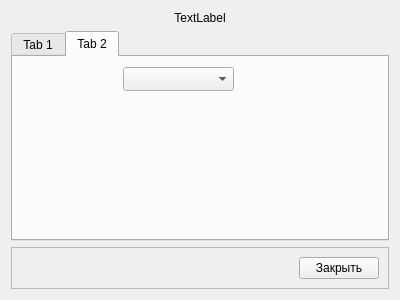
ArtemShchuchev/AirportInspector, file graphic.ui: the form before one commit.
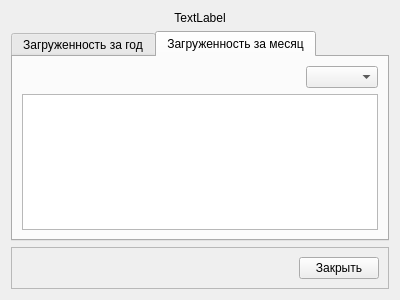
The form after the commit. The open tabs and pages were chosen to show the change.

The edit to the form file:
```diff
--- a/graphic.ui
+++ b/graphic.ui
@@ -31,23 +31,34 @@
      </property>
      <widget class="QWidget" name="tab_year">
       <attribute name="title">
-       <string>Tab 1</string>
+       <string>Загруженность за год</string>
       </attribute>
      </widget>
      <widget class="QWidget" name="tab_month">
       <attribute name="title">
-       <string>Tab 2</string>
+       <string>Загруженность за месяц</string>
       </attribute>
-      <widget class="QComboBox" name="comboBox">
-       <property name="geometry">
-        <rect>
-         <x>110</x>
-         <y>10</y>
-         <width>111</width>
-         <height>24</height>
-        </rect>
-       </property>
-      </widget>
+      <layout class="QGridLayout" name="gridLayout">
+       <item row="0" column="0">
+        <spacer name="horizontalSpacer_2">
+         <property name="orientation">
+          <enum>Qt::Horizontal</enum>
+         </property>
+         <property name="sizeHint" stdset="0">
+          <size>
+           <width>279</width>
+           <height>20</height>
+          </size>
+         </property>
+        </spacer>
+       </item>
+       <item row="0" column="1">
+        <widget class="QComboBox" name="cb_month"/>
+       </item>
+       <item row="1" column="0" colspan="2">
+        <widget class="QGraphicsView" name="gv_lineSeries"/>
+       </item>
+      </layout>
      </widget>
     </widget>
    </item>
```
Left out of the diff: 12 changed lines with no effect on the pictures.
